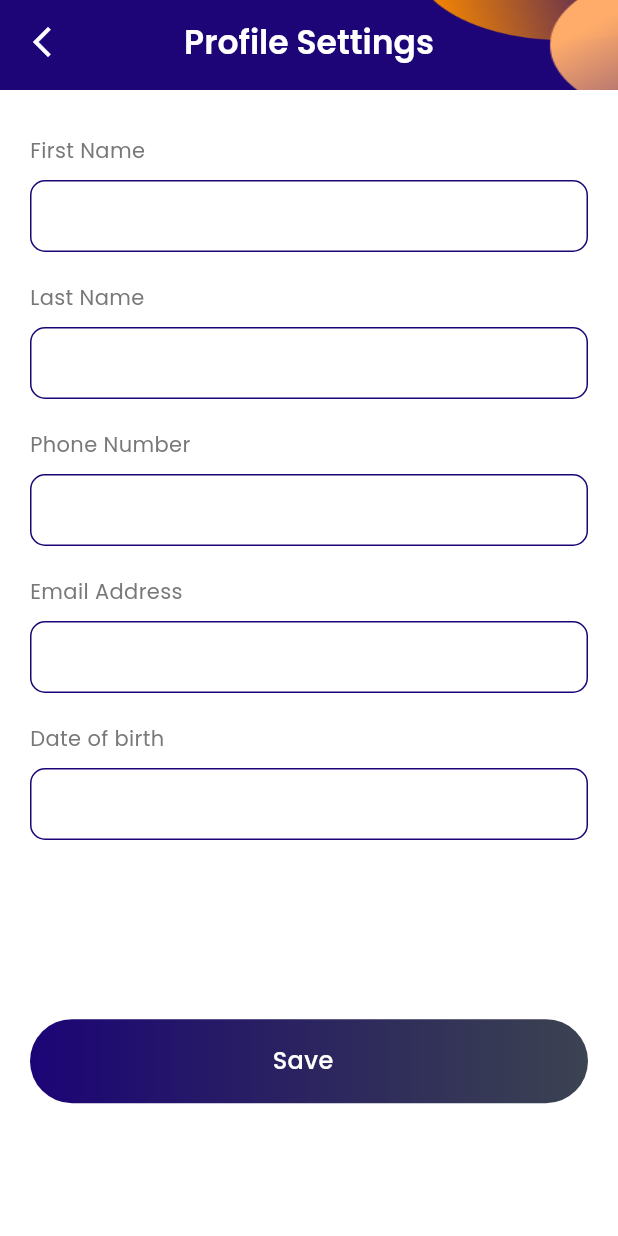
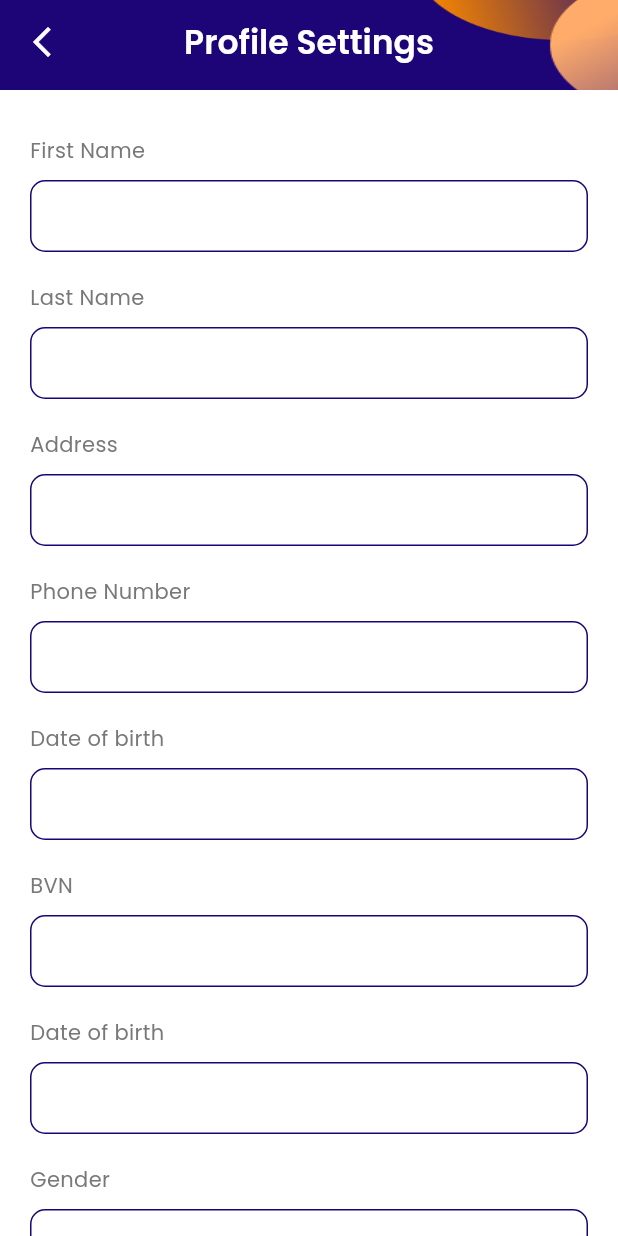
Before and after one commit to 5Star-Inn-Company-Frontend/mra, a Flutter app: the ProfileSettings screen opened directly, on a phone screen of 412 x 824 dp. Run offline on Flutter 3.47's test engine with Material 3 defaults, Android fonts, the phone set to English and light mode, and no system bars; our stand-ins replace another_flushbar, connectivity_plus, dio, flutter_screenutil, flutter_secure_storage, google_fonts and 8 more; missing offline and left inert: awesome_dio_interceptor, clipboard, fast_contacts, flutter_pin_code_fields; accounts and stored records are empty; project files that could hold a hidden picture were left out.

Commit message:
implemented profile settings update api

```diff
--- a/lib/views/Account/pages/Profile settings/profile_settings.dart
+++ b/lib/views/Account/pages/Profile settings/profile_settings.dart
@@ -1,3 +1,4 @@
+import 'dart:convert';
 import 'package:flutter_screenutil/flutter_screenutil.dart';
 import 'package:mra/utils/widget/appbar_two.dart';
 import '../../../../res/import/import.dart';
@@ -9,6 +10,7 @@ class ProfileSettings extends StatelessWidget {
   Widget build(BuildContext context) {
     final userProvider = Provider.of<UserDataProvider>(context, listen: true);
     final userData = userProvider.userData;
+
     return Scaffold(
       backgroundColor: Colors.white,
       appBar: const PlugAppBarTwo(title: "Profile Settings"),
@@ -57,6 +59,21 @@ class ProfileSettings extends StatelessWidget {
 
               AppVerticalSpacing.verticalSpacingN,
               MyText(
+                title: 'Address',
+                color: Color(0xff797878),
+                weight: FontWeight.w400,
+                size: 14,
+              ),
+              AppVerticalSpacing.verticalSpacingD,
+              HomeScreenCustomTextFormField(
+                obscureText: false,
+                hintText: userData?.address,
+                readonly: false,
+                textInputAction: TextInputAction.done,
+              ),
+
+              AppVerticalSpacing.verticalSpacingN,
+              MyText(
                 title: 'Phone Number',
                 color: Color(0xff797878),
                 weight: FontWeight.w400,
@@ -67,21 +84,6 @@ class ProfileSettings extends StatelessWidget {
                 obscureText: false,
                 readonly: false,
                 hintText: userData?.phone,
-                textInputAction: TextInputAction.done,
-              ),
-
-              AppVerticalSpacing.verticalSpacingN,
-              MyText(
-                title: 'Email Address',
-                color: Color(0xff797878),
-                weight: FontWeight.w400,
-                size: 14,
-              ),
-              AppVerticalSpacing.verticalSpacingD,
-              HomeScreenCustomTextFormField(
-                obscureText: false,
-                readonly: false,
-                hintText: userData?.email,
                 textInputAction: TextInputAction.done,
               ),
 
@@ -100,10 +102,155 @@ class ProfileSettings extends StatelessWidget {
                 textInputAction: TextInputAction.done,
               ),
 
-              Gap(100.h),
+              AppVerticalSpacing.verticalSpacingN,
+              MyText(
+                title: 'BVN',
+                color: Color(0xff797878),
+                weight: FontWeight.w400,
+                size: 14,
+              ),
+              AppVerticalSpacing.verticalSpacingD,
+              HomeScreenCustomTextFormField(
+                obscureText: false,
+                readonly: false,
+                hintText: userData?.bvn,
+                textInputAction: TextInputAction.done,
+              ),
+
+              AppVerticalSpacing.verticalSpacingN,
+              MyText(
+                title: 'Date of birth',
+                color: Color(0xff797878),
+                weight: FontWeight.w400,
+                size: 14,
+              ),
+              AppVerticalSpacing.verticalSpacingD,
+              HomeScreenCustomTextFormField(
+                obscureText: false,
+                hintText: userData?.dob,
+                readonly: false,
+                textInputAction: TextInputAction.done,
+              ),
+
+              AppVerticalSpacing.verticalSpacingN,
+              MyText(
+                title: 'Gender',
+                color: Color(0xff797878),
+                weight: FontWeight.w400,
+                size: 14,
+              ),
+              AppVerticalSpacing.verticalSpacingD,
+              HomeScreenCustomTextFormField(
+                obscureText: false,
+                hintText: userData?.gender,
+                readonly: false,
+                textInputAction: TextInputAction.done,
+              ),
+
+              Gap(70.h),
               CustomButtonWithIconRight(
-                onPressed: () {
-                  showDialog(
+                onPressed: () async {
+                  final updatedFirstname = userData?.firstname ?? '';
+                  final updatedLastname = userData?.lastname ?? '';
+                  final updatedAddress = userData?.address ?? '';
+                  final updatedPhone = userData?.phone ?? '';
+                  final updatedBvn = userData?.bvn ?? '';
+                  final updatedDob = userData?.dob ?? '';
+                  final updatedGender = userData?.gender ?? '';
+
+                  await updateProfileSettings(
+                    context,
+                    updatedFirstname,
+                    updatedLastname,
+                    updatedAddress,
+                    updatedPhone,
+                    updatedBvn,
+                    updatedDob,
+                    updatedGender,
+                  );
+                },
+                title: 'Save',
+                gradient: gradient2,
+              )
+            ],
+          ),
+        ),
+      ),
+    );
+  }
+
+
+  Future<void> updateProfileSettings(BuildContext context, String firstname, String lastname, String address, String phone, String bvn, String dob, String gender) async {
+    final token = await const FlutterSecureStorage().read(key: 'token');
+    final data = {
+      "firstname": firstname,
+      "lastname": lastname,
+      "address": address,
+      "phone": phone,
+      "bvn": bvn,
+      "dob": dob,
+      "gender": gender
+    };
+
+    try {
+      final response = await Dio().post(
+        '/profile-update',
+        data: json.encode(data),
+        options: Options(headers: {'Authorization': 'Bearer $token'}),
+      );
+
+      if (response.statusCode == 200) {
+        final responseData = response.data;
+        if (responseData['status'] == true) {
+          // Handle success
+          successDialog(context);
+
+          Flushbar(
+            message: responseData['message'],
+            flushbarStyle: FlushbarStyle.GROUNDED,
+            isDismissible: true,
+            flushbarPosition: FlushbarPosition.TOP,
+            duration: const Duration(seconds: 2),
+            backgroundColor: Colors.red,
+          ).show(context);
+        } else {
+          // Handle failure
+          Flushbar(
+            message: responseData['message'],
+            flushbarStyle: FlushbarStyle.GROUNDED,
+            isDismissible: true,
+            flushbarPosition: FlushbarPosition.TOP,
+            duration: const Duration(seconds: 2),
+            backgroundColor: Colors.red,
+          ).show(context);
+        }
+      }
+    } on DioException catch (e) {
+      // Handle Dio errors
+      String errorMessage = "An error occurred. Please try again.";
+      if (e.type == DioExceptionType.badResponse) {
+        errorMessage = "Unable to update profile, try again.";
+      }
+      else if (e.type == DioExceptionType.connectionError ||
+                e.type == DioExceptionType.connectionTimeout ||
+                e.type == DioExceptionType.receiveTimeout ||
+                e.type == DioExceptionType.sendTimeout) {
+        errorMessage = "Poor Internet connection, try again.";
+      }
+      Flushbar(
+        message: errorMessage,
+        flushbarStyle: FlushbarStyle.GROUNDED,
+        isDismissible: true,
+        flushbarPosition: FlushbarPosition.TOP,
+        duration: const Duration(seconds: 2),
+        backgroundColor: Colors.red,
+      ).show(context);
+    }
+  }
+
+
+  Future<dynamic> successDialog(BuildContext context) {
+    return showDialog(
         context: context,
         builder: (context) => AlertDialog(
         backgroundColor: Colors.transparent,
@@ -187,15 +334,7 @@ class ProfileSettings extends StatelessWidget {
           //   ],
           // ),
         ),
-                  ));
-                },
-                title: 'Save',
-                gradient: gradient2,
       )
-            ],
-          ),
-        ),
-      ),
     );
   }
 }
```
Lines whose indentation alone changed are shown as unchanged.
